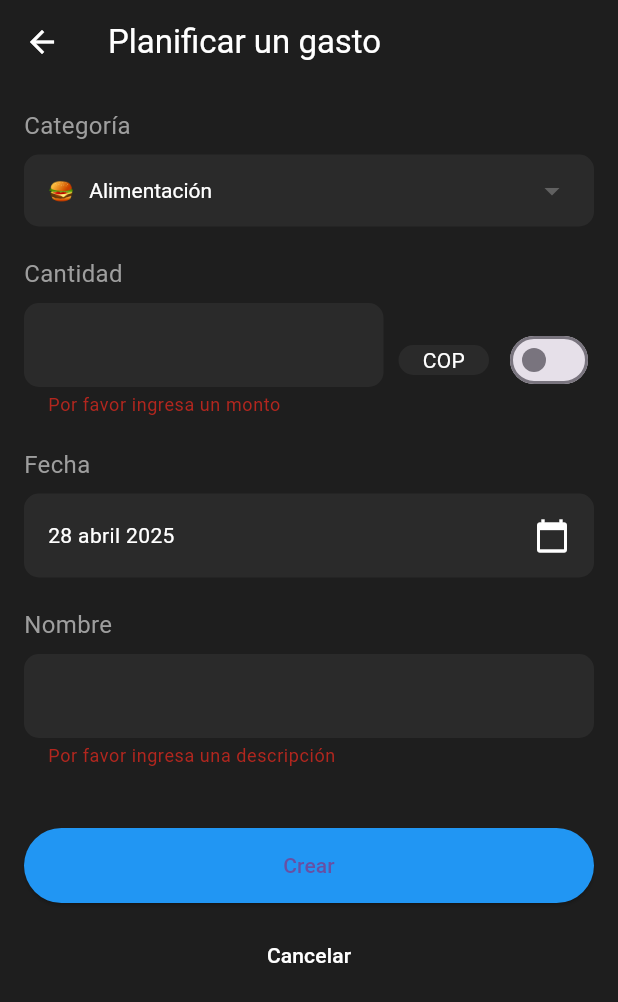
After one commit to ISCOUTB/DS-finanzaspersonales, a Flutter app: the FormGastos screen opened directly, after a tap on "Crear", on a phone screen of 412 x 824 dp. The commit adds this screen. Shown: the top 1002 px of the screen. Run offline on Flutter 3.47's test engine with Material 3 defaults, Android fonts, the phone set to English and light mode, and no system bars; our stand-ins replace google_fonts.

Commit message:
agregue el formulario de gastos y logre que se viera en pantalla, aunque hay que solucionar el error de que se actualice enseguida y se muestre

```diff
--- a/lib/Modelos/CategoriaService.dart
+++ b/lib/Modelos/CategoriaService.dart
@@ -18,7 +18,177 @@ class CategoriaService {
       tipo: 'ingreso',
       icono: '📈',
     ),
+    Categoria(
+      nombre: 'Ventas',
+      tipo: 'ingreso',
+      icono: '🛒',
+    ),
+    Categoria(
+      nombre: 'Premios',
+      tipo: 'ingreso',
+      icono: '🏆',
+    ),
+    Categoria(
+      nombre: 'Regalos',
+      tipo: 'ingreso',
+      icono: '🎁',
+    ),
+    Categoria(
+      nombre: 'Intereses Bancarios',
+      tipo: 'ingreso',
+      icono: '🏦',
+    ),
+    Categoria(
+      nombre: 'Alquiler de Propiedades',
+      tipo: 'ingreso',
+      icono: '🏠',
+    ),
+    Categoria(
+      nombre: 'Devoluciones de Impuestos',
+      tipo: 'ingreso',
+      icono: '🧾',
+    ),
+    Categoria(
+      nombre: 'Dividendos',
+      tipo: 'ingreso',
+      icono: '📊',
+    ),
+    Categoria(
+      nombre: 'Subsidios / Ayudas',
+      tipo: 'ingreso',
+      icono: '🆘',
+    ),
+    Categoria(
+      nombre: 'Otros',
+      tipo: 'ingreso',
+      icono: '✨',
+    ),
   ];
+
+  static final List<Categoria> categoriasPredefinidasGastos = [
+    Categoria(
+      nombre: 'Alimentación',
+      tipo: 'gastos',
+      icono: '🍔',
+    ),
+    Categoria(
+      nombre: 'Transporte',
+      tipo: 'gastos',
+      icono: '🚗',
+    ),
+    Categoria(
+      nombre: 'Vivienda',
+      tipo: 'gastos',
+      icono: '🏠',
+    ),
+    Categoria(
+      nombre: 'Servicios Básicos',
+      tipo: 'gastos',
+      icono: '💡',
+    ),
+    Categoria(
+      nombre: 'Internet y Telefonía',
+      tipo: 'gastos',
+      icono: '📱',
+    ),
+    Categoria(
+      nombre: 'Educación',
+      tipo: 'gastos',
+      icono: '🎓',
+    ),
+    Categoria(
+      nombre: 'Salud',
+      tipo: 'gastos',
+      icono: '🏥',
+    ),
+    Categoria(
+      nombre: 'Seguro Médico',
+      tipo: 'gastos',
+      icono: '🛡️',
+    ),
+    Categoria(
+      nombre: 'Entretenimiento',
+      tipo: 'gastos',
+      icono: '🎮',
+    ),
+    Categoria(
+      nombre: 'Ropa y Calzado',
+      tipo: 'gastos',
+      icono: '👕',
+    ),
+    Categoria(
+      nombre: 'Mascotas',
+      tipo: 'gastos',
+      icono: '🐶',
+    ),
+    Categoria(
+      nombre: 'Gastos Personales',
+      tipo: 'gastos',
+      icono: '🛍️',
+    ),
+    Categoria(
+      nombre: 'Viajes',
+      tipo: 'gastos',
+      icono: '✈️',
+    ),
+    Categoria(
+      nombre: 'Hogar y Mantenimiento',
+      tipo: 'gastos',
+      icono: '🛠️',
+    ),
+    Categoria(
+      nombre: 'Deudas y Préstamos',
+      tipo: 'gastos',
+      icono: '💳',
+    ),
+    Categoria(
+      nombre: 'Impuestos',
+      tipo: 'gastos',
+      icono: '📄',
+    ),
+    Categoria(
+      nombre: 'Ahorros',
+      tipo: 'gastos',
+      icono: '🏦',
+    ),
+    Categoria(
+      nombre: 'Donaciones',
+      tipo: 'gastos',
+      icono: '❤️',
+    ),
+    Categoria(
+      nombre: 'Cuidado Personal',
+      tipo: 'gastos',
+      icono: '💇‍♂️',
+    ),
+    Categoria(
+      nombre: 'Suscripciones',
+      tipo: 'gastos',
+      icono: '📺',
+    ),
+    Categoria(
+      nombre: 'Eventos Sociales',
+      tipo: 'gastos',
+      icono: '🎉',
+    ),
+    Categoria(
+      nombre: 'Electrónica',
+      tipo: 'gastos',
+      icono: '🖥️',
+    ),
+    Categoria(
+      nombre: 'Emergencias',
+      tipo: 'gastos',
+      icono: '🚨',
+    ),
+    Categoria(
+      nombre: 'Otros',
+      tipo: 'gastos',
+      icono: '✨',
+    ),
+  ];
+
+
 
   // Lista para almacenar las categorías personalizadas
   static List<Categoria> _categoriasPersonalizadas = [];
@@ -26,6 +196,10 @@ class CategoriaService {
   // Obtener todas las categorías de ingresos
   static List<Categoria> getCategoriasIngresos() {
     return [...categoriasPredefinidasIngresos, ..._categoriasPersonalizadas.where((c) => c.tipo == 'ingreso')];
+  }
+
+   static List<Categoria> getCategoriasGastos() {
+    return [...categoriasPredefinidasGastos, ..._categoriasPersonalizadas.where((c) => c.tipo == 'gastos')];
   }
 
   // Agregar una nueva categoría personalizada
--- a/lib/main.dart
+++ b/lib/main.dart
@@ -6,6 +6,7 @@ import 'pages/TransferHistory.dart';
 import 'pages/principal_pages2.dart';
 import 'pages/statistics.dart';
 import 'pages/form_ingresos.dart';
+import 'pages/form_gastos.dart';
 
 void main() {
   runApp(const MyApp());
@@ -85,9 +86,18 @@ void _showTransactionDialog() {
                   borderRadius: BorderRadius.circular(15),
                 ),
               ),
-              onPressed: () {
-                // Aquí irá la lógica para agregar gastos
+              onPressed: () async {
                 Navigator.pop(context);
+                final result = await Navigator.push(
+                  context,
+                  MaterialPageRoute(builder: (context) => const FormGastos()),
+                );
+                if (result != null) {
+                  // Forzar actualización de PrincipalPage
+                  if (mounted) {
+                    setState(() {});
+                  }
+                }
               },
               child: Row(
                 mainAxisAlignment: MainAxisAlignment.start,
@@ -111,20 +121,18 @@ void _showTransactionDialog() {
                   borderRadius: BorderRadius.circular(15),
                 ),
               ),
-              onPressed: () {
-                Navigator.pop(context); // Cierra el modal
-                Navigator.push(
+              onPressed: () async {
+                Navigator.pop(context);
+                final result = await Navigator.push(
                   context,
-                  MaterialPageRoute(
-                    builder: (context) => const FormIngresos(),
-                  ),
-                ).then((transaccion) {
-                  // Aquí puedes manejar la transacción creada
-                  if (transaccion != null) {
-                    // Implementa la lógica para guardar la transacción
-                    print('Nueva transacción creada: ${transaccion.descripcion}');
+                  MaterialPageRoute(builder: (context) => const FormIngresos()),
+                );
+                if (result != null) {
+                  // Forzar actualización de PrincipalPage
+                  if (mounted) {
+                    setState(() {});
                   }
-                });
+                }
               },
               child: Row(
                 mainAxisAlignment: MainAxisAlignment.start,
--- /dev/null
+++ b/lib/pages/form_gastos.dart
@@ -0,0 +1,287 @@
+import 'package:flutter/material.dart';
+import '../Modelos/categoria.dart';
+import '../Modelos/transaccion.dart';
+import '../Modelos/CategoriaService.dart';
+import '../Servicios/gestor_finanzas.dart';
+import 'package:uuid/uuid.dart';
+
+class FormGastos extends StatefulWidget {
+  const FormGastos({Key? key}) : super(key: key);
+
+  @override
+  State<FormGastos> createState() => _FormGastosState();
+}
+
+class _FormGastosState extends State<FormGastos> {
+  final _formKey = GlobalKey<FormState>();
+  final _amountController = TextEditingController();
+  final _nameController = TextEditingController();
+  DateTime _selectedDate = DateTime.now();
+  bool _isPaid = false;
+
+  List<Categoria> _categorias = [];
+
+  late Categoria _selectedCategory;
+
+  @override
+  void initState() {
+    super.initState();
+    _categorias = CategoriaService.getCategoriasGastos();
+    _selectedCategory = _categorias.first;
+  }
+
+  void _saveTransaction() async {
+  if (_formKey.currentState!.validate()) {
+    final transaction = Transaccion(
+      id: const Uuid().v4(),
+      tipo: 'gastos',
+      monto: double.parse(_amountController.text),
+      fecha: _selectedDate,
+      categoria: _selectedCategory,
+      descripcion: _nameController.text,
+    );
+
+    await GestorFinanzas().agregarTransaccion(transaction);
+    Navigator.pop(context, transaction);
+  }
+}
+
+  @override
+  Widget build(BuildContext context) {
+    return Scaffold(
+      resizeToAvoidBottomInset: false,
+      backgroundColor: const Color(0xFF1E1E1E),
+      appBar: AppBar(
+        backgroundColor: const Color(0xFF1E1E1E),
+        leading: IconButton(
+          icon: const Icon(Icons.arrow_back, color: Colors.white),
+          onPressed: () => Navigator.pop(context),
+        ),
+        title: const Text(
+          'Planificar un gasto',
+          style: TextStyle(color: Colors.white),
+        ),
+      ),
+      body: Stack(
+        children: [
+          SingleChildScrollView(
+            padding: const EdgeInsets.all(16.0),
+            child: Form(
+              key: _formKey,
+              child: Column(
+                crossAxisAlignment: CrossAxisAlignment.start,
+                children: [
+                  _buildLabel('Categoría'),
+                  _buildCategoryDropdown(),
+                  const SizedBox(height: 20),
+                  _buildLabel('Cantidad'),
+                  _buildAmountRow(),
+                  const SizedBox(height: 20),
+                  _buildLabel('Fecha'),
+                  _buildDatePicker(),
+                  const SizedBox(height: 20),
+                  _buildLabel('Nombre'),
+                  _buildNameField(),
+                  const SizedBox(height: 150), // Espacio para los botones
+                ],
+              ),
+            ),
+          ),
+          Positioned(
+            left: 16,
+            right: 16,
+            bottom: MediaQuery.of(context).viewInsets.bottom > 0 ? -100 : 16,
+            child: AnimatedOpacity(
+              duration: const Duration(milliseconds: 200),
+              opacity: MediaQuery.of(context).viewInsets.bottom > 0 ? 0 : 1,
+              child: Column(
+                mainAxisSize: MainAxisSize.min,
+                children: [
+                  SizedBox(
+                    width: double.infinity,
+                    height: 50,
+                    child: ElevatedButton(
+                      onPressed: _saveTransaction,
+                      style: ElevatedButton.styleFrom(
+                        backgroundColor: Colors.blue,
+                        shape: RoundedRectangleBorder(
+                          borderRadius: BorderRadius.circular(25),
+                        ),
+                      ),
+                      child: const Text('Crear'),
+                    ),
+                  ),
+                  const SizedBox(height: 10),
+                  SizedBox(
+                    width: double.infinity,
+                    height: 50,
+                    child: TextButton(
+                      onPressed: () => Navigator.pop(context),
+                      child: const Text(
+                        'Cancelar',
+                        style: TextStyle(color: Colors.white),
+                      ),
+                    ),
+                  ),
+                ],
+              ),
+            ),
+          ),
+        ],
+      ),
+    );
+  }
+
+  Widget _buildCategoryDropdown() {
+    return Container(
+      padding: const EdgeInsets.symmetric(horizontal: 16),
+      decoration: BoxDecoration(
+        color: const Color(0xFF2A2A2A),
+        borderRadius: BorderRadius.circular(10),
+      ),
+      child: DropdownButtonFormField<Categoria>(
+        value: _selectedCategory,
+        dropdownColor: const Color(0xFF2A2A2A),
+        style: const TextStyle(color: Colors.white),
+        decoration: const InputDecoration(border: InputBorder.none),
+        items: _categorias.map((categoria) {
+          return DropdownMenuItem<Categoria>(
+            value: categoria,
+            child: Row(
+              children: [
+                Text(categoria.icono),
+                const SizedBox(width: 10),
+                Text(categoria.nombre),
+              ],
+            ),
+          );
+        }).toList(),
+        onChanged: (Categoria? value) {
+          if (value != null) {
+            setState(() => _selectedCategory = value);
+          }
+        },
+      ),
+    );
+  }
+
+  Widget _buildAmountRow() {
+    return Row(
+      children: [
+        Expanded(
+          child: TextFormField(
+            controller: _amountController,
+            style: const TextStyle(color: Colors.white),
+            keyboardType: TextInputType.number,
+            decoration: InputDecoration(
+              filled: true,
+              fillColor: const Color(0xFF2A2A2A),
+              border: OutlineInputBorder(
+                borderRadius: BorderRadius.circular(10),
+                borderSide: BorderSide.none,
+              ),
+            ),
+            validator: (value) {
+              if (value == null || value.isEmpty) {
+                return 'Por favor ingresa un monto';
+              }
+              return null;
+            },
+          ),
+        ),
+        const SizedBox(width: 10),
+        Container(
+          padding: const EdgeInsets.symmetric(horizontal: 16),
+          decoration: BoxDecoration(
+            color: const Color(0xFF2A2A2A),
+            borderRadius: BorderRadius.circular(10),
+          ),
+          child: const Text(
+            'COP',
+            style: TextStyle(color: Colors.white),
+          ),
+        ),
+        const SizedBox(width: 10),
+        Switch(
+          value: _isPaid,
+          onChanged: (bool value) {
+            setState(() => _isPaid = value);
+          },
+          activeColor: Colors.purple,
+        ),
+      ],
+    );
+  }
+
+  Widget _buildDatePicker() {
+    return InkWell(
+      onTap: () async {
+        final DateTime? picked = await showDatePicker(
+          context: context,
+          initialDate: _selectedDate,
+          firstDate: DateTime(2000),
+          lastDate: DateTime(2100),
+        );
+        if (picked != null) {
+          setState(() => _selectedDate = picked);
+        }
+      },
+      child: Container(
+        padding: const EdgeInsets.all(16),
+        decoration: BoxDecoration(
+          color: const Color(0xFF2A2A2A),
+          borderRadius: BorderRadius.circular(10),
+        ),
+        child: Row(
+          mainAxisAlignment: MainAxisAlignment.spaceBetween,
+          children: [
+            Text(
+              '${_selectedDate.day} ${_getMonthName(_selectedDate.month)} ${_selectedDate.year}',
+              style: const TextStyle(color: Colors.white),
+            ),
+            const Icon(Icons.calendar_today, color: Colors.white),
+          ],
+        ),
+      ),
+    );
+  }
+
+  Widget _buildNameField() {
+    return TextFormField(
+      controller: _nameController,
+      style: const TextStyle(color: Colors.white),
+      decoration: InputDecoration(
+        filled: true,
+        fillColor: const Color(0xFF2A2A2A),
+        border: OutlineInputBorder(
+          borderRadius: BorderRadius.circular(10),
+          borderSide: BorderSide.none,
+        ),
+      ),
+      validator: (value) {
+        if (value == null || value.isEmpty) {
+          return 'Por favor ingresa una descripción';
+        }
+        return null;
+      },
+    );
+  }
+
+  Widget _buildLabel(String text) {
+    return Padding(
+      padding: const EdgeInsets.only(bottom: 8.0),
+      child: Text(
+        text,
+        style: const TextStyle(color: Colors.grey, fontSize: 16),
+      ),
+    );
+  }
+
+  String _getMonthName(int month) {
+    const months = [
+      'enero', 'febrero', 'marzo', 'abril', 'mayo', 'junio',
+      'julio', 'agosto', 'septiembre', 'octubre', 'noviembre', 'diciembre'
+    ];
+    return months[month - 1];
+  }
+}
--- a/lib/pages/principal_pages2.dart
+++ b/lib/pages/principal_pages2.dart
@@ -9,23 +9,38 @@ class PrincipalPage extends StatefulWidget {
   State<PrincipalPage> createState() => _PrincipalPageState();
 }
 
-class _PrincipalPageState extends State<PrincipalPage> {
+class _PrincipalPageState extends State<PrincipalPage> with WidgetsBindingObserver {
   String _selectedFilter = 'día';
   List<Transaccion> _transacciones = [];
-
   final _gestorFinanzas = GestorFinanzas();
 
   @override
   void initState() {
     super.initState();
+    WidgetsBinding.instance.addObserver(this);
     _cargarTransacciones();
+  }
+
+  @override
+  void dispose() {
+    WidgetsBinding.instance.removeObserver(this);
+    super.dispose();
+  }
+
+  @override
+  void didChangeAppLifecycleState(AppLifecycleState state) {
+    if (state == AppLifecycleState.resumed) {
+      _cargarTransacciones();
+    }
   }
 
   Future<void> _cargarTransacciones() async {
     await _gestorFinanzas.cargarTransacciones();
-    setState(() {
-      _transacciones = _gestorFinanzas.transacciones;
-    });
+    if (mounted) {
+      setState(() {
+        _transacciones = _gestorFinanzas.transacciones;
+      });
+    }
   }
 
   Map<String, double> _calculateBalance() {
@@ -77,6 +92,14 @@ class _PrincipalPageState extends State<PrincipalPage> {
     final balance = _calculateBalance();
 
     return Scaffold(
+        appBar: AppBar(  // Add 'appBar:' here
+        actions: [
+          IconButton(
+            icon: const Icon(Icons.refresh),
+            onPressed: _cargarTransacciones,
+          ),
+        ],
+      ),
       body: Container(
         color: const Color(0xff368983),
         child: Column(
```
